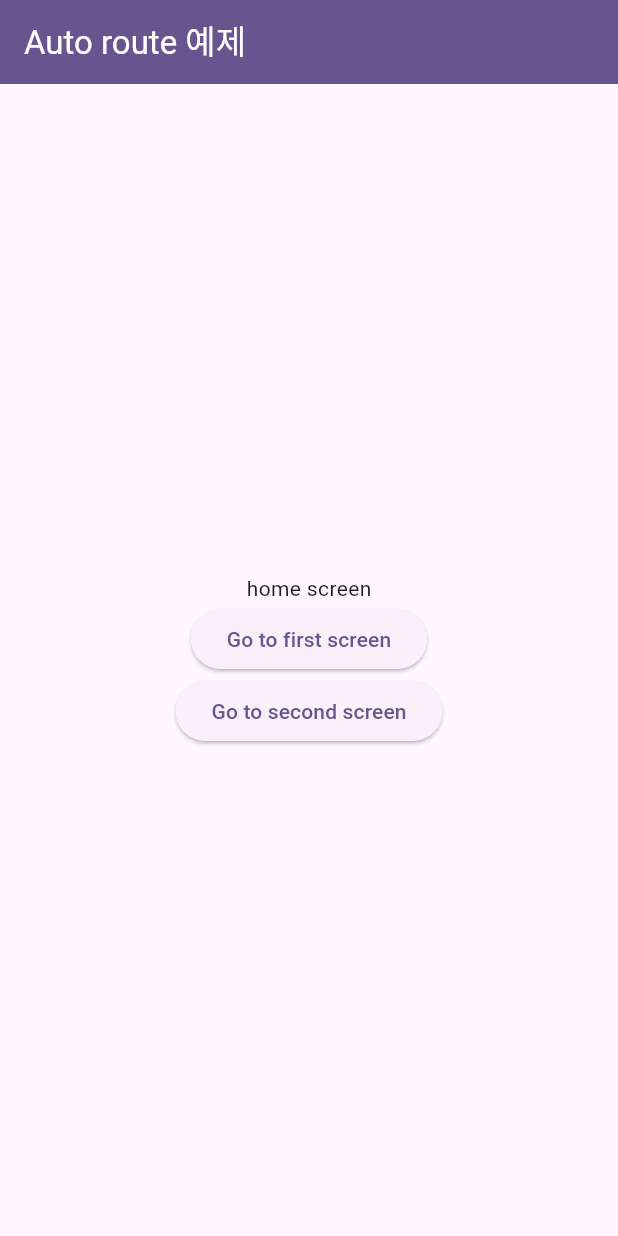
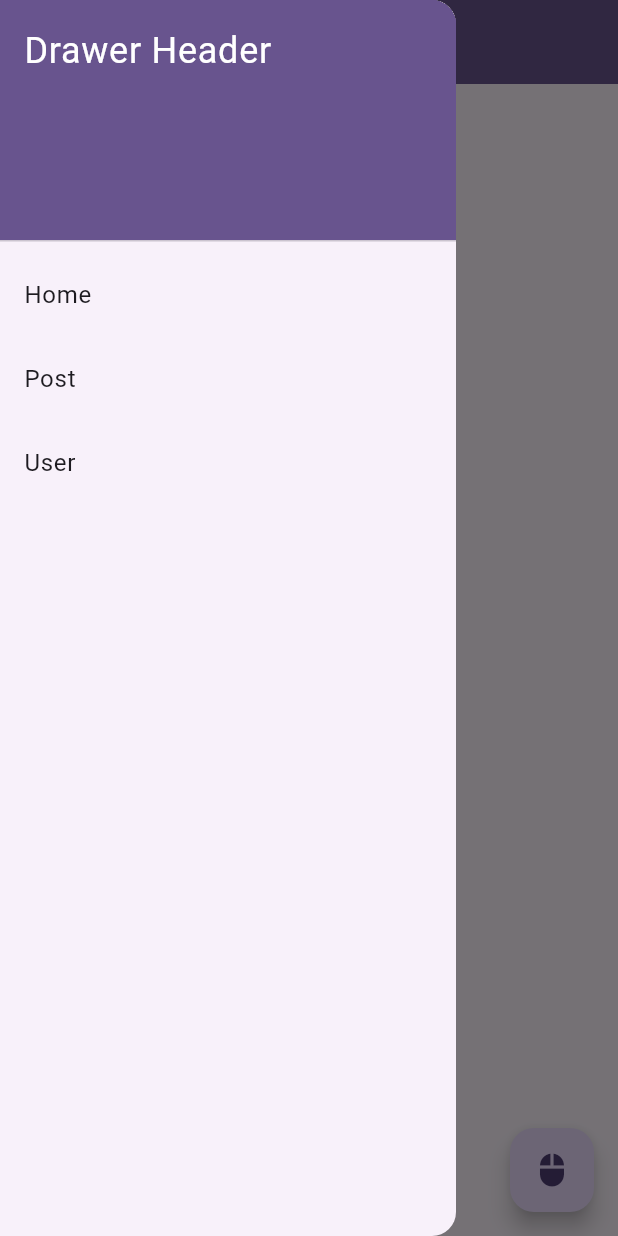
Before and after one commit to NewChoBo/portfolio_riverpod, a Flutter app: the screen it shows after launch, with the side drawer open (before the commit the screen has no drawer), on a phone screen of 412 x 824 dp. Run offline on Flutter 3.47's test engine with Material 3 defaults, Android fonts, the phone set to English and light mode, and no system bars; our stand-ins replace auto_route.

Commit message:
feat: floatingActionButton, drawer 추가

```diff
--- a/lib/home/presentation/screens/home_screen.dart
+++ b/lib/home/presentation/screens/home_screen.dart
@@ -12,6 +12,43 @@ class HomeScreen extends StatelessWidget {
     final router = AutoRouter.of(context);
 
     return Scaffold(
+      drawer: Drawer(
+        child: ListView(
+          padding: EdgeInsets.zero,
+          children: [
+            DrawerHeader(
+              decoration: BoxDecoration(
+                color: Theme.of(context).primaryColor,
+              ),
+              child: Text(
+                'Drawer Header',
+                style: TextStyle(
+                  color: Colors.white,
+                  fontSize: 24,
+                ),
+              ),
+            ),
+            ListTile(
+              title: const Text('Home'),
+              onTap: () {
+                router.push(const HomeRoute());
+              },
+            ),
+            ListTile(
+              title: const Text('Post'),
+              onTap: () {
+                router.push(const PostRoute());
+              },
+            ),
+            ListTile(
+              title: const Text('User'),
+              onTap: () {
+                router.push(const UserRoute());
+              },
+            ),
+          ],
+        ),
+      ),
       appBar: AppBar(
         backgroundColor: Theme.of(context).primaryColor,
         title: const Text(
@@ -34,7 +71,7 @@ class HomeScreen extends StatelessWidget {
               ),
               ElevatedButton(
                 onPressed: () {
-                  router.push(UserRoute(num: 1));
+                  router.push(UserRoute());
                 },
                 child: const Text("Go to second screen"),
               ),
@@ -42,6 +79,12 @@ class HomeScreen extends StatelessWidget {
           ),
         ),
       ),
+      floatingActionButton: FloatingActionButton(
+        onPressed: () {
+          router.push(const HomeRoute());
+        },
+        child: const Icon(Icons.mouse),
+      ),
     );
   }
 }
```
